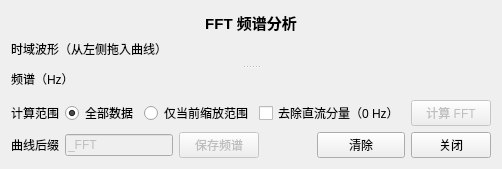
Before: the Qt Designer form patches/toolbox_FFT.ui in hlian8700-afk/PlotJuggler-GW-Chinese, drawn with Qt 5.
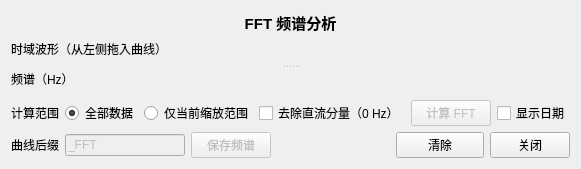
After: the same form once the commit is applied.

Patch:
```diff
--- a/patches/toolbox_FFT.ui
+++ b/patches/toolbox_FFT.ui
@@ -84,6 +84,10 @@
           <string>计算 FFT</string>
          </property>
         </widget></item>
+<item><widget class="QCheckBox" name="checkShowDate">
+<property name="text"><string>显示日期</string></property>
+<property name="toolTip"><string>在时域横轴上显示录波日期</string></property>
+</widget></item>
 <item><spacer name="fftOptionsStretch"><property name="orientation"><enum>Qt::Horizontal</enum></property><property name="sizeHint" stdset="0"><size><width>0</width><height>0</height></size></property></spacer></item>
 
 </layout></item>
```
Left out of the diff: 2 changed lines with no effect on the pictures.
